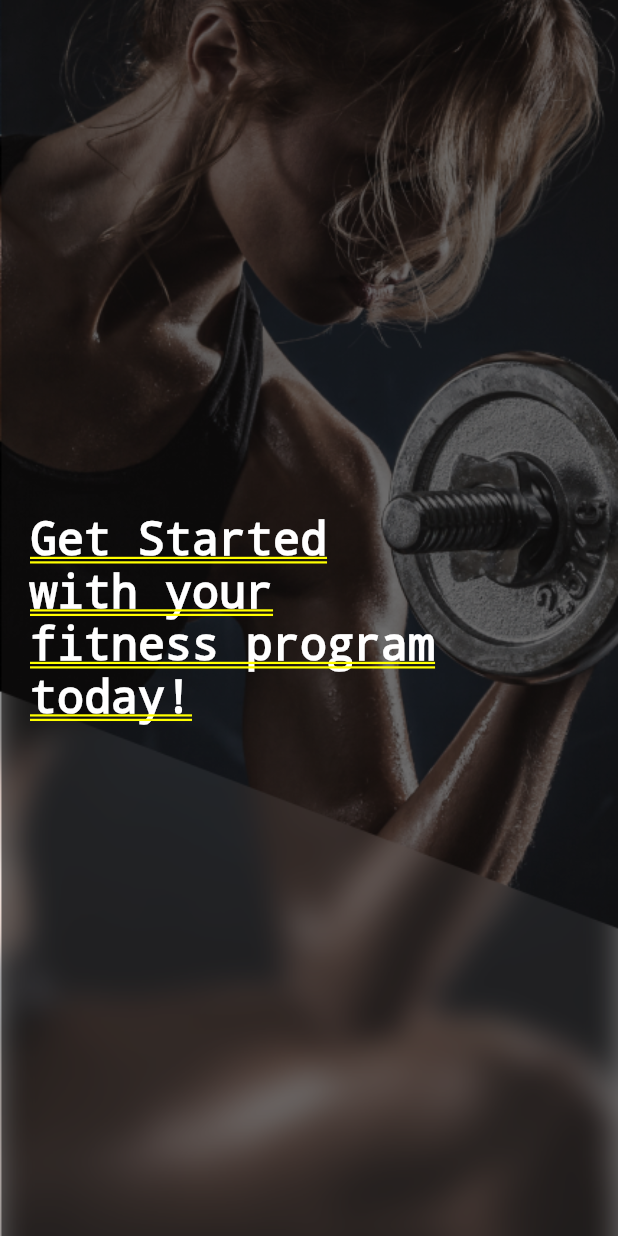
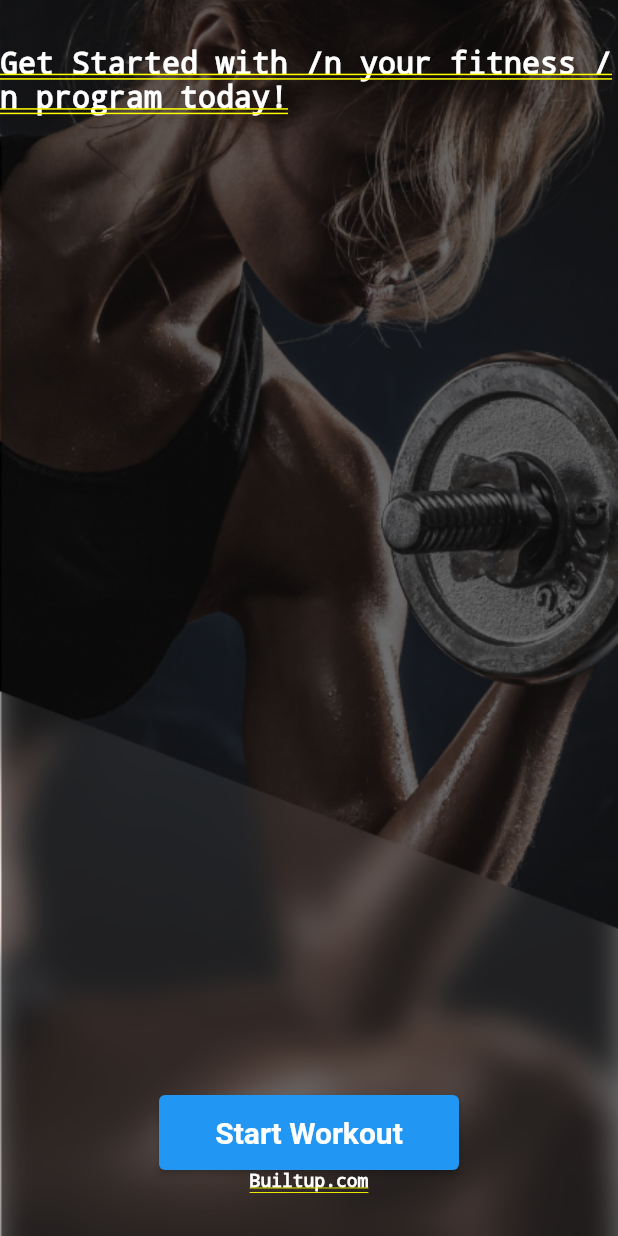
Before and after one commit to Tosin8/built, a Flutter app: the screen it shows after launch, on a phone screen of 412 x 824 dp. Run offline on Flutter 3.47's test engine with Material 2 defaults, Android fonts, the phone set to English and light mode, and no system bars.

Commit message:
adding the homepage

```diff
--- a/lib/main.dart
+++ b/lib/main.dart
@@ -1,3 +1,4 @@
+import 'package:built/screens/home.dart';
 import 'package:flutter/material.dart';
 
 void main() {
@@ -22,21 +23,59 @@ class Splash_Screen extends StatelessWidget {
           fit: BoxFit.cover,
         ),
       ),
-      child: Column(
+      child: Padding(
+        padding: const EdgeInsets.symmetric(vertical: 30),
+        child: Column(
           mainAxisAlignment: MainAxisAlignment.spaceEvenly,
-          children: const [
-            // Spacer(height: 50),
-            Padding(
-              padding: EdgeInsets.only(left: 20.0, right: 120.0),
-              child: Text(
-                'Get Started with your fitness program today!',
-                style: TextStyle(
-                    fontSize: 30,
-                    fontWeight: FontWeight.bold,
-                    color: Colors.white),
+          children: [
+            //padding: EdgeInsets.sy(left: 20.0, right: 120.0),
+            const Text(
+              'Get Started with /n your fitness /n program today!',
+              style: TextStyle(
+                  fontSize: 20,
+                  fontWeight: FontWeight.bold,
+                  color: Colors.white),
+            ),
+            const Spacer(),
+            Center(
+              child: Container(
+                decoration: BoxDecoration(
+                  borderRadius: BorderRadius.circular(20),
+                  color: Colors.black87,
+                ),
+                width: 200,
+                height: 50,
+                child: ElevatedButton(
+                  child: const Text(
+                    'Start Workout',
+                    style: TextStyle(
+                        fontSize: 20,
+                        fontWeight: FontWeight.bold,
+                        color: Colors.white),
+                  ),
+                  onPressed: () {
+                    Navigator.push(
+                      context,
+                      MaterialPageRoute(
+                        builder: (context) => const HomeScreen(),
+                      ),
+                    );
+                  },
+                ),
               ),
             ),
-          ]),
+            const Center(
+              child: Text(
+                'Builtup.com',
+                style: TextStyle(
+                  color: Colors.white,
+                  fontSize: 12,
+                ),
+              ),
+            ),
+          ],
+        ),
+      ),
     );
   }
 }
```
Also changed, not shown: lib/screens/home.dart (+24 -0 lines).
